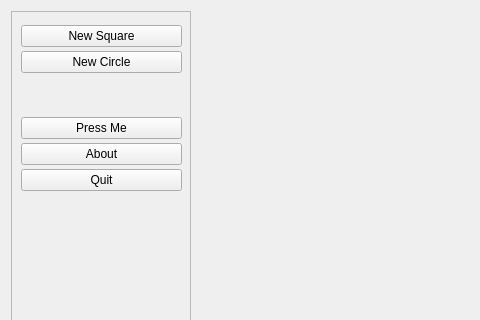
Qt form MainWindow.ui (nicholasjwest/lab2) before a commit; both pictures show x 0 to 480 and y 0 to 320 of the 794 by 848 pixel window.
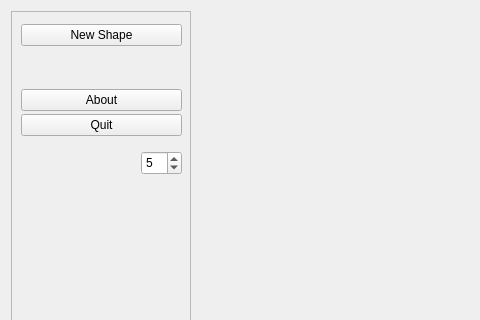
The same form after that commit. Custom widgets are drawn as their Qt base class.

Patch:
```diff
--- a/MainWindow.ui
+++ b/MainWindow.ui
@@ -40,7 +40,7 @@
         <x>10</x>
         <y>10</y>
         <width>161</width>
-        <height>177</height>
+        <height>121</height>
        </rect>
       </property>
       <layout class="QVBoxLayout" name="verticalLayout_2">
@@ -50,17 +50,10 @@
        <property name="sizeConstraint">
         <enum>QLayout::SetNoConstraint</enum>
        </property>
-       <item>
-        <widget class="QPushButton" name="newSquarePushButton">
-         <property name="text">
-          <string>New Square</string>
-         </property>
-        </widget>
-       </item>
        <item>
         <widget class="QPushButton" name="newCirclePushButton">
          <property name="text">
-          <string>New Circle</string>
+          <string>New Shape</string>
          </property>
         </widget>
        </item>
@@ -80,13 +73,6 @@
          </property>
         </spacer>
        </item>
-       <item>
-        <widget class="QPushButton" name="pressMePushButton">
-         <property name="text">
-          <string>Press Me</string>
-         </property>
-        </widget>
-       </item>
        <item>
         <widget class="QPushButton" name="aboutPushButton">
          <property name="text">
@@ -103,6 +89,25 @@
        </item>
       </layout>
      </widget>
+     <widget class="QSpinBox" name="sidesBox">
+      <property name="geometry">
+       <rect>
+        <x>130</x>
+        <y>140</y>
+        <width>41</width>
+        <height>24</height>
+       </rect>
+      </property>
+      <property name="minimum">
+       <number>3</number>
+      </property>
+      <property name="maximum">
+       <number>1000</number>
+      </property>
+      <property name="value">
+       <number>5</number>
+      </property>
+     </widget>
     </widget>
    </item>
    <item row="0" column="1">
```
Left out of the diff: 74 changed lines with no effect on the pictures.
